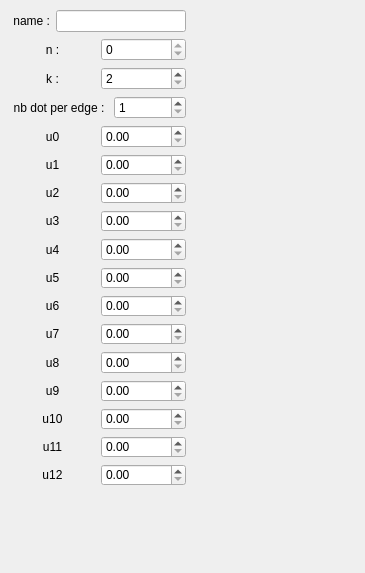
Above: src/gui/editor/properties/context/curve/FormContextCurve.ui from hiergaut/Goliath-Engine before the change. Below: the same form after it.
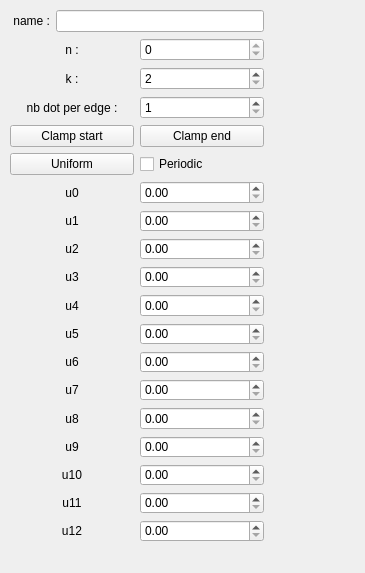
That is the form after the change.

The edit to the form file:
```diff
--- a/src/gui/editor/properties/context/curve/FormContextCurve.ui
+++ b/src/gui/editor/properties/context/curve/FormContextCurve.ui
@@ -13,13 +13,13 @@
   <property name="windowTitle">
    <string>Form</string>
   </property>
-  <widget class="QWidget" name="">
+  <widget class="QWidget" name="layoutWidget">
    <property name="geometry">
     <rect>
      <x>10</x>
      <y>10</y>
-     <width>176</width>
-     <height>476</height>
+     <width>254</width>
+     <height>532</height>
     </rect>
    </property>
    <layout class="QVBoxLayout" name="verticalLayout_2">
@@ -100,6 +100,42 @@
       </item>
      </layout>
     </item>
+    <item>
+     <layout class="QHBoxLayout" name="horizontalLayout_18">
+      <item>
+       <widget class="QPushButton" name="pushButton_clampStart">
+        <property name="text">
+         <string>Clamp start</string>
+        </property>
+       </widget>
+      </item>
+      <item>
+       <widget class="QPushButton" name="pushButton_clampEnd">
+        <property name="text">
+         <string>Clamp end</string>
+        </property>
+       </widget>
+      </item>
+     </layout>
+    </item>
+    <item>
+     <layout class="QHBoxLayout" name="horizontalLayout_19">
+      <item>
+       <widget class="QPushButton" name="pushButton_uniform">
+        <property name="text">
+         <string>Uniform</string>
+        </property>
+       </widget>
+      </item>
+      <item>
+       <widget class="QCheckBox" name="checkBox_periodic">
+        <property name="text">
+         <string>Periodic</string>
+        </property>
+       </widget>
+      </item>
+     </layout>
+    </item>
     <item>
      <layout class="QVBoxLayout" name="verticalLayout">
       <item>
```
